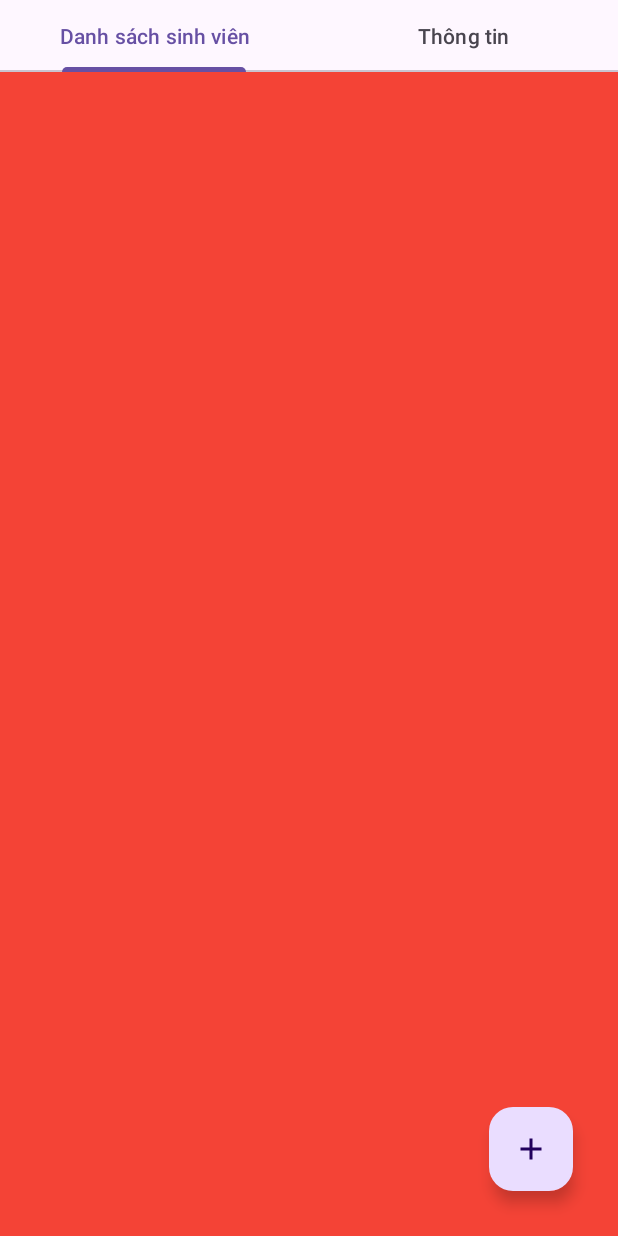
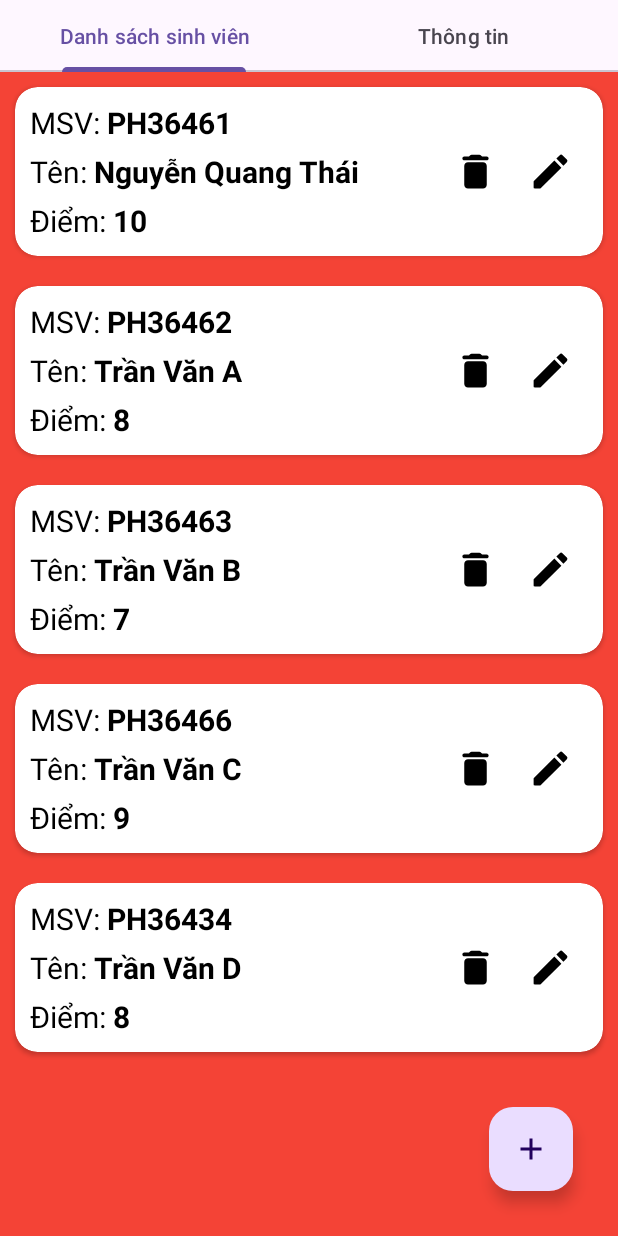
Before and after one commit to myxcs/test_01, an Android app: the screen it shows after launch (MainActivity), on a phone screen of 412 x 824 dp. Run offline under Robolectric (Android 15) with nearby library versions, the phone set to English and light mode, and no system bars.

Commit message:
hien thi

```diff
--- a/app/src/main/java/com/example/test_01/MainActivity.java
+++ b/app/src/main/java/com/example/test_01/MainActivity.java
@@ -5,6 +5,7 @@ import androidx.viewpager2.widget.ViewPager2;
 
 import android.os.Bundle;
 
+import com.example.test_01.adapter.MyViewPagerAdapter;
 import com.google.android.material.tabs.TabLayout;
 
 public class MainActivity extends AppCompatActivity {
--- a/app/src/main/java/com/example/test_01/MyViewPagerAdapter.java
+++ b/app/src/main/java/com/example/test_01/adapter/MyViewPagerAdapter.java
@@ -1,4 +1,4 @@
-package com.example.test_01;
+package com.example.test_01.adapter;
 
 import androidx.annotation.NonNull;
 import androidx.fragment.app.Fragment;
--- /dev/null
+++ b/app/src/main/java/com/example/test_01/adapter/SinhVienAdapter.java
@@ -0,0 +1,67 @@
+package com.example.test_01.adapter;
+
+import android.app.Activity;
+import android.content.Context;
+import android.view.LayoutInflater;
+import android.view.View;
+import android.view.ViewGroup;
+import android.widget.ImageView;
+import android.widget.TextView;
+
+import androidx.annotation.NonNull;
+import androidx.recyclerview.widget.RecyclerView;
+
+import com.example.test_01.R;
+import com.example.test_01.model.SinhVienModel;
+
+import java.util.ArrayList;
+
+public class SinhVienAdapter extends RecyclerView.Adapter<SinhVienAdapter.ViewHolder> {
+
+    private Context context;
+    private ArrayList<SinhVienModel> list;
+
+    public SinhVienAdapter(Context context, ArrayList<SinhVienModel> list) {
+        this.context = context;
+        this.list = list;
+    }
+
+    @NonNull
+    @Override
+    public ViewHolder onCreateViewHolder(@NonNull ViewGroup parent, int viewType) {
+        LayoutInflater inflater = ((Activity)context).getLayoutInflater();
+        View view = inflater.inflate(R.layout.item_sinh_vien, parent, false);
+
+        return new ViewHolder(view);
+    }
+
+    @Override
+    public void onBindViewHolder(@NonNull ViewHolder holder, int position) {
+
+        holder.tvMaSV.setText(list.get(position).getMasv());
+        holder.tvTenSV.setText(list.get(position).getTensv());
+        holder.tvDiemSV.setText(String.valueOf(list.get(position).getDiem()));
+    }
+
+    @Override
+    public int getItemCount() {
+        return list.size();
+    }
+
+    public class ViewHolder extends RecyclerView.ViewHolder {
+
+        TextView tvMaSV, tvTenSV, tvDiemSV;
+        ImageView btDelete, btEdit;
+
+        public ViewHolder(@NonNull View itemView) {
+            super(itemView);
+
+            tvMaSV = itemView.findViewById(R.id.tv_ma_sv);
+            tvTenSV = itemView.findViewById(R.id.tv_ten_sv);
+            tvDiemSV = itemView.findViewById(R.id.tv_diem_sv);
+
+            btDelete = itemView.findViewById(R.id.bt_delete);
+            btEdit = itemView.findViewById(R.id.bt_edit);
+        }
+    }
+}
--- a/app/src/main/java/com/example/test_01/dao/SinhVienDAO.java
+++ b/app/src/main/java/com/example/test_01/dao/SinhVienDAO.java
@@ -25,7 +25,7 @@ public class SinhVienDAO {
         if(cursor.getCount()>0){
            cursor.moveToFirst();
            do {
-               list.add(new SinhVienModel(cursor.getInt(0), cursor.getString(1), cursor.getFloat(2)));
+               list.add(new SinhVienModel(cursor.getString(0), cursor.getString(1), cursor.getInt(2)));
            }while (cursor.moveToNext());
         }
         return list;
--- a/app/src/main/java/com/example/test_01/database/DbHelper.java
+++ b/app/src/main/java/com/example/test_01/database/DbHelper.java
@@ -6,34 +6,34 @@ import android.database.sqlite.SQLiteOpenHelper;
 
 public class DbHelper extends SQLiteOpenHelper {
     //tạo database sql
-    private Context context;
-    private static final String DATABASE_NAME = "SINHVIEN.DB";
-    private static final int DATABASE_VERSION = 1;
-    private static final String TABLE_USER = "USER";
+    public DbHelper(Context context){
+        super(context, "SINHVIEN.db", null, 1);
+    }
 
-    //tạo constructor
-    public DbHelper(Context context) {
-        super(context, DATABASE_NAME, null, DATABASE_VERSION);
-        this.context = context;
-    }
 
     @Override
     public void onCreate(SQLiteDatabase sqLiteDatabase) {
 
         //tạo table
-        String Sinhvien = "CREATE TABLE SINHVIEN (MASV INTEGER PRIMARY KEY AUTOINCREMENT, TENSV TEXT, DIEMSV INTEGER)";
-        sqLiteDatabase.execSQL(Sinhvien);
-
-
+     String createSinhVien = "CREATE TABLE SINHVIEN (" +
+             "MASV TEXT PRIMARY KEY," +
+             "TENSV TEXT," +
+             "DIEM INTEGER)";
+     sqLiteDatabase.execSQL(createSinhVien);
         //tạo data mẫu
-        String InsertSinhvien = "INSERT INTO SINHVIEN VALUES (1, 'Nguyễn Quang Thái', 10), (2, 'Trần Văn A', 8), (3, 'Trần Văn B', 7), (4, 'Trần Văn C', 9), (5, 'Trần Văn D', 8)";
-        sqLiteDatabase.execSQL(InsertSinhvien);
+        String addSinhVien = "INSERT INTO SINHVIEN VALUES" +
+                " ('PH36461', 'Nguyễn Quang Thái', 10)," +
+                " ('PH36462', 'Trần Văn A', 8), " +
+                "('PH36463', 'Trần Văn B', 7)," +
+                " ('PH36466', 'Trần Văn C', 9)," +
+                " ('PH36434', 'Trần Văn D', 8)";
+        sqLiteDatabase.execSQL(addSinhVien);
 
     }
 
     @Override
-    public void onUpgrade(SQLiteDatabase sqLiteDatabase, int i, int i1) {
-       if (i != i1) {
+    public void onUpgrade(SQLiteDatabase sqLiteDatabase, int oldVersion, int newVersion) {
+       if (oldVersion != newVersion) {
            sqLiteDatabase.execSQL("DROP TABLE IF EXISTS SINHVIEN");
            onCreate(sqLiteDatabase);
        }
--- a/app/src/main/java/com/example/test_01/fragment/DanhSachFragment.java
+++ b/app/src/main/java/com/example/test_01/fragment/DanhSachFragment.java
@@ -2,13 +2,19 @@ package com.example.test_01.fragment;
 
 import android.os.Bundle;
 import androidx.fragment.app.Fragment;
+import androidx.recyclerview.widget.LinearLayoutManager;
 import androidx.recyclerview.widget.RecyclerView;
 
 import android.view.LayoutInflater;
 import android.view.View;
 import android.view.ViewGroup;
 import com.example.test_01.R;
+import com.example.test_01.adapter.SinhVienAdapter;
+import com.example.test_01.dao.SinhVienDAO;
+import com.example.test_01.model.SinhVienModel;
 import com.google.android.material.floatingactionbutton.FloatingActionButton;
+
+import java.util.ArrayList;
 
 
 public class DanhSachFragment extends Fragment {
@@ -16,6 +22,8 @@ public class DanhSachFragment extends Fragment {
     //ánh xạ recyclerView, floating button trong fragment_danh_sach
     private RecyclerView recyclerView;
     private FloatingActionButton floatAdd;
+
+    private SinhVienDAO sinhVienDAO;
     @Override
     public View onCreateView(LayoutInflater inflater, ViewGroup container,
                              Bundle savedInstanceState) {
@@ -25,6 +33,16 @@ public class DanhSachFragment extends Fragment {
         recyclerView = view.findViewById(R.id.recycler_view);
         floatAdd = view.findViewById(R.id.float_add);
 
+        //lấy danh sách
+        sinhVienDAO = new SinhVienDAO(getContext());
+        ArrayList<SinhVienModel> list = sinhVienDAO.getDs();
+
+        //hiện thị
+        LinearLayoutManager linearLayoutManager = new LinearLayoutManager(getContext());
+        recyclerView.setLayoutManager(linearLayoutManager);
+        SinhVienAdapter sinhVienAdapter = new SinhVienAdapter(getContext(), list);
+        recyclerView.setAdapter(sinhVienAdapter);
+
 
         return view;
     }
--- a/app/src/main/java/com/example/test_01/model/SinhVienModel.java
+++ b/app/src/main/java/com/example/test_01/model/SinhVienModel.java
@@ -1,21 +1,21 @@
 package com.example.test_01.model;
 
 public class SinhVienModel {
-    private int masv;
+    private String masv;
     private String tensv;
-    private float diem;
+    private int diem;
 
-    public SinhVienModel(int masv, String tensv, float diem) {
+    public SinhVienModel(String masv, String tensv, int diem) {
         this.masv = masv;
         this.tensv = tensv;
         this.diem = diem;
     }
 
-    public int getMasv() {
+    public String getMasv() {
         return masv;
     }
 
-    public void setMasv(int masv) {
+    public void setMasv(String masv) {
         this.masv = masv;
     }
 
@@ -27,11 +27,11 @@ public class SinhVienModel {
         this.tensv = tensv;
     }
 
-    public float getDiem() {
+    public int getDiem() {
         return diem;
     }
 
-    public void setDiem(float diem) {
+    public void setDiem(int diem) {
         this.diem = diem;
     }
 }
--- /dev/null
+++ b/app/src/main/res/drawable/ic_delete.xml
@@ -0,0 +1,5 @@
+<vector android:height="24dp" android:tint="#000000"
+    android:viewportHeight="24" android:viewportWidth="24"
+    android:width="24dp" xmlns:android="http://schemas.android.com/apk/res/android">
+    <path android:fillColor="@android:color/white" android:pathData="M6,19c0,1.1 0.9,2 2,2h8c1.1,0 2,-0.9 2,-2V9c0,-1.1 -0.9,-2 -2,-2H8c-1.1,0 -2,0.9 -2,2v10zM18,4h-2.5l-0.71,-0.71c-0.18,-0.18 -0.44,-0.29 -0.7,-0.29H9.91c-0.26,0 -0.52,0.11 -0.7,0.29L8.5,4H6c-0.55,0 -1,0.45 -1,1s0.45,1 1,1h12c0.55,0 1,-0.45 1,-1s-0.45,-1 -1,-1z"/>
+</vector>
--- /dev/null
+++ b/app/src/main/res/drawable/ic_edit.xml
@@ -0,0 +1,5 @@
+<vector android:height="24dp" android:tint="#000000"
+    android:viewportHeight="24" android:viewportWidth="24"
+    android:width="24dp" xmlns:android="http://schemas.android.com/apk/res/android">
+    <path android:fillColor="@android:color/white" android:pathData="M3,17.46v3.04c0,0.28 0.22,0.5 0.5,0.5h3.04c0.13,0 0.26,-0.05 0.35,-0.15L17.81,9.94l-3.75,-3.75L3.15,17.1c-0.1,0.1 -0.15,0.22 -0.15,0.36zM20.71,7.04c0.39,-0.39 0.39,-1.02 0,-1.41l-2.34,-2.34c-0.39,-0.39 -1.02,-0.39 -1.41,0l-1.83,1.83 3.75,3.75 1.83,-1.83z"/>
+</vector>
--- a/app/src/main/res/layout/item_sinh_vien.xml
+++ b/app/src/main/res/layout/item_sinh_vien.xml
@@ -1,6 +1,116 @@
 <?xml version="1.0" encoding="utf-8"?>
 <androidx.cardview.widget.CardView xmlns:android="http://schemas.android.com/apk/res/android"
     android:layout_width="match_parent"
-    android:layout_height="match_parent">
+    android:layout_height="wrap_content"
+    xmlns:app="http://schemas.android.com/apk/res-auto"
+    app:cardCornerRadius="15sp"
+    android:layout_margin="10dp">
 
+    <LinearLayout
+        android:weightSum="4"
+        android:layout_width="match_parent"
+        android:layout_height="match_parent"
+        android:orientation="horizontal">
+
+        <LinearLayout
+            android:layout_weight="1"
+            android:layout_margin="10dp"
+            android:layout_width="match_parent"
+            android:layout_height="match_parent"
+            android:layout_marginStart="20dp"
+            android:orientation="vertical">
+
+            <LinearLayout
+                android:orientation="horizontal"
+                android:layout_width="wrap_content"
+                android:layout_height="wrap_content">
+                <TextView
+                    android:layout_width="wrap_content"
+                    android:layout_height="wrap_content"
+                    android:text="MSV: "
+                    android:textSize="20dp"
+                    android:textColor="@color/black"
+                    />
+                <TextView
+                    android:textStyle="bold"
+                    android:layout_width="wrap_content"
+                    android:layout_height="wrap_content"
+                    android:id="@+id/tv_ma_sv"
+                    android:text="Mã sinh viên"
+                    android:textSize="20dp"
+                    android:textColor="@color/black"
+                    />
+            </LinearLayout>
+
+            <LinearLayout
+                android:orientation="horizontal"
+                android:layout_width="wrap_content"
+                android:layout_marginVertical="5dp"
+                android:layout_height="wrap_content">
+                <TextView
+                    android:layout_width="wrap_content"
+                    android:layout_height="wrap_content"
+                    android:text="Tên: "
+                    android:textSize="20dp"
+                    android:textColor="@color/black"
+                    />
+                <TextView
+
+                    android:layout_width="wrap_content"
+                    android:layout_height="wrap_content"
+                    android:id="@+id/tv_ten_sv"
+                    android:text="Tên sinh viên"
+                    android:textStyle="bold"
+                    android:textSize="20dp"
+                    android:textColor="@color/black"
+                    />
+            </LinearLayout>
+            <LinearLayout
+                android:orientation="horizontal"
+                android:layout_width="wrap_content"
+                android:layout_height="wrap_content">
+                <TextView
+                    android:layout_width="wrap_content"
+                    android:layout_height="wrap_content"
+                    android:text="Điểm: "
+                    android:textSize="20dp"
+                    android:textColor="@color/black"
+                    />
+                <TextView
+                    android:layout_width="wrap_content"
+                    android:layout_height="wrap_content"
+                    android:id="@+id/tv_diem_sv"
+                    android:textStyle="bold"
+                    android:text="Điểm"
+                    android:textSize="20dp"
+                    android:textColor="@color/black"
+                    />
+            </LinearLayout>
+
+
+        </LinearLayout>
+
+        <LinearLayout
+            android:layout_weight="3"
+            android:layout_width="match_parent"
+            android:layout_height="match_parent"
+            android:gravity="end"
+            android:orientation="horizontal">
+
+            <ImageView
+                android:id="@+id/bt_delete"
+                android:layout_gravity="center_vertical"
+                android:layout_width="30dp"
+                android:layout_height="30dp"
+                android:src="@drawable/ic_delete"/>
+            <ImageView
+                android:id="@+id/bt_edit"
+                android:layout_margin="20dp"
+                android:layout_gravity="center_vertical"
+                android:layout_width="30dp"
+                android:layout_height="30dp"
+                android:src="@drawable/ic_edit"/>
+        </LinearLayout>
+
+    </LinearLayout>
 </androidx.cardview.widget.CardView>
```
Also changed, not shown: app/src/main/java/com/example/test_01/comment.java (+189 -24 lines).
